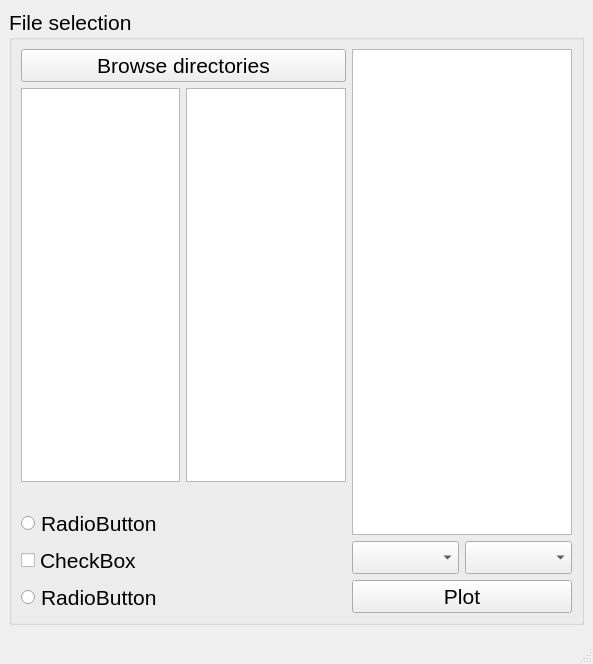
Qt form mainwindow.ui (lcubrilo/Brillo) before a commit.
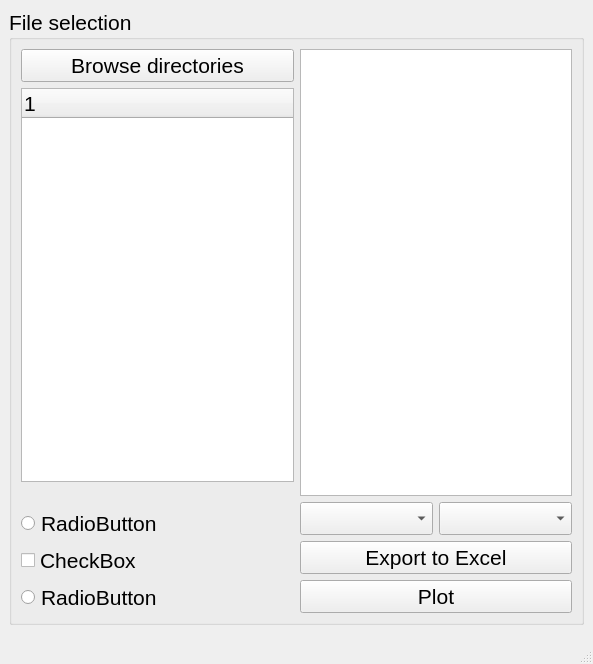
The same form after that commit.

Commit message: Tree works, excel export works

Diff of the .ui file:
```diff
--- a/mainwindow.ui
+++ b/mainwindow.ui
@@ -40,10 +40,13 @@
            <item>
             <layout class="QHBoxLayout" name="horizontalLayout_2">
              <item>
-              <widget class="QListWidget" name="fileListWidget"/>
-             </item>
-             <item>
-              <widget class="QListWidget" name="tableListWidget"/>
+              <widget class="QTreeWidget" name="treeWidget">
+               <column>
+                <property name="text">
+                 <string notr="true">1</string>
+                </property>
+               </column>
+              </widget>
              </item>
             </layout>
            </item>
@@ -100,6 +103,13 @@
            </item>
           </layout>
          </item>
+         <item>
+          <widget class="QPushButton" name="exportButton">
+           <property name="text">
+            <string>Export to Excel</string>
+           </property>
+          </widget>
+         </item>
          <item>
           <widget class="QPushButton" name="plotButton">
            <property name="text">
```
The commit also changes 2 other files.
